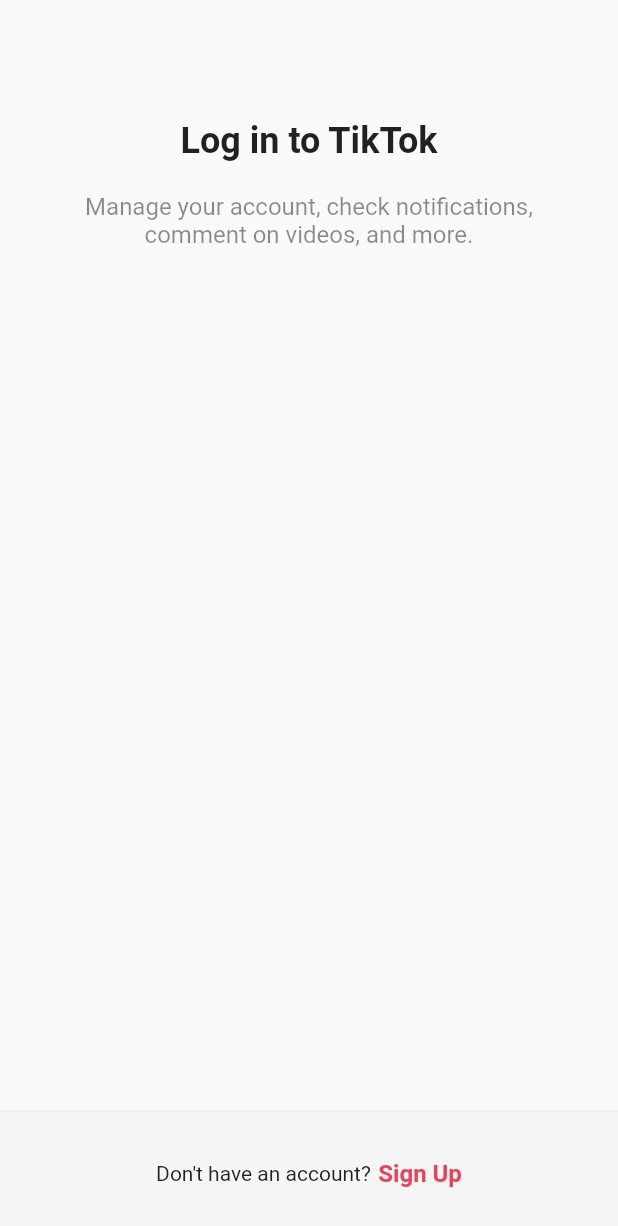
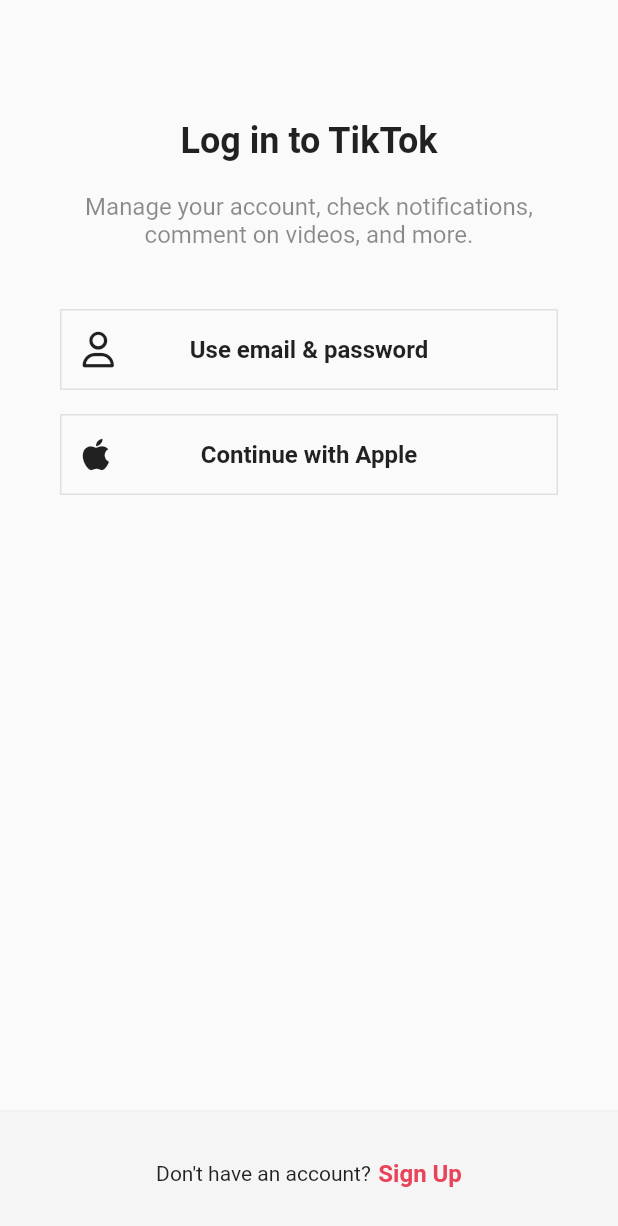
Before and after one commit to thekuhn37/flutter_tiktok_clone, a Flutter app: the screen it shows after launch, after a tap on "Log in", on a phone screen of 412 x 824 dp. Shown: the top 1226 px of the screen. Run offline on Flutter 3.47's test engine with Material 2 defaults, Android fonts, the phone set to English and light mode, and no system bars; our stand-ins replace font_awesome_flutter.

Commit message:
4.2 AuthButton

```diff
--- a/lib/features/authenfication/login_screen.dart
+++ b/lib/features/authenfication/login_screen.dart
@@ -1,6 +1,8 @@
 import 'package:flutter/material.dart';
+import 'package:font_awesome_flutter/font_awesome_flutter.dart';
 import 'package:tiktok_clone/constants/gaps.dart';
 import 'package:tiktok_clone/constants/sizes.dart';
+import 'package:tiktok_clone/features/widgets/auth_button.dart';
 
 class LoginScreen extends StatelessWidget {
   const LoginScreen({super.key});
@@ -34,6 +36,14 @@ class LoginScreen extends StatelessWidget {
                 ),
                 textAlign: TextAlign.center,
               ),
+              Gaps.v40,
+              AuthButton(
+                  icon: FaIcon(FontAwesomeIcons.user),
+                  text: "Use email & password"),
+              Gaps.v16,
+              AuthButton(
+                  icon: FaIcon(FontAwesomeIcons.apple),
+                  text: "Continue with Apple"),
             ],
           ),
         ),
--- a/lib/features/authenfication/sign_up_screen.dart
+++ b/lib/features/authenfication/sign_up_screen.dart
@@ -1,4 +1,5 @@
 import 'package:flutter/material.dart';
+import 'package:font_awesome_flutter/font_awesome_flutter.dart';
 import 'package:tiktok_clone/constants/gaps.dart';
 import 'package:tiktok_clone/constants/sizes.dart';
 import 'package:tiktok_clone/features/authenfication/login_screen.dart';
@@ -39,8 +40,13 @@ class SignUpScreen extends StatelessWidget {
                 textAlign: TextAlign.center,
               ),
               Gaps.v40,
-              AuthButton(text: "Use phone or email"),
-              AuthButton(text: "Continue with Apple"),
+              AuthButton(
+                  icon: FaIcon(FontAwesomeIcons.user),
+                  text: "Use email & password"),
+              Gaps.v16,
+              AuthButton(
+                  icon: FaIcon(FontAwesomeIcons.apple),
+                  text: "Continue with Apple"),
             ],
           ),
         ),
--- a/lib/features/widgets/auth_button.dart
+++ b/lib/features/widgets/auth_button.dart
@@ -1,13 +1,16 @@
 import 'package:flutter/material.dart';
+import 'package:font_awesome_flutter/font_awesome_flutter.dart';
 import 'package:tiktok_clone/constants/sizes.dart';
 
 class AuthButton extends StatelessWidget {
   final String text;
   // text 변수를 선언해줌
+  final FaIcon icon;
 
   const AuthButton({
     super.key,
     required this.text,
+    required this.icon,
   });
   // super.key 커서 이동 후 code action 열어서 final field parameter initialize 버튼 클릭
 
@@ -17,14 +20,26 @@ class AuthButton extends StatelessWidget {
       // FractionallySizedBox : 절대값을 갖지 않되 father 크기에 상대적인 fraction 비율 갖는 박스
       widthFactor: 1,
       child: Container(
-        padding: const EdgeInsets.symmetric(vertical: Sizes.size14),
+        padding: const EdgeInsets.all(
+          Sizes.size14,
+        ),
         decoration: BoxDecoration(
           border: Border.all(
             color: Colors.grey.shade300,
             width: Sizes.size1,
           ),
         ),
-        child: Text(
+        child: Stack(
+          // Row 대신 Stack을 사용.
+          //  A stack allows you to put items on top of each other. 레이어 겹치기
+          alignment: Alignment.center,
+          children: [
+            Align(
+              alignment: Alignment.centerLeft,
+              child: icon,
+              // icon 을 align으로 감싸주면 하나의 class에 대해서만 배열 효과를 줄 수 있다.
+            ),
+            Text(
               text,
               textAlign: TextAlign.center,
               style: const TextStyle(
@@ -32,6 +47,8 @@ class AuthButton extends StatelessWidget {
                 fontWeight: FontWeight.w600,
               ),
             ),
+          ],
+        ),
       ),
     );
   }
--- a/pubspec.yaml
+++ b/pubspec.yaml
@@ -35,6 +35,8 @@ dependencies:
   # The following adds the Cupertino Icons font to your application.
   # Use with the CupertinoIcons class for iOS style icons.
   cupertino_icons: ^1.0.2
+
+  font_awesome_flutter: 10.3.0
 
 dev_dependencies:
   flutter_test:
```
Also changed, not shown: pubspec.lock. Lines whose indentation alone changed are shown as unchanged.
